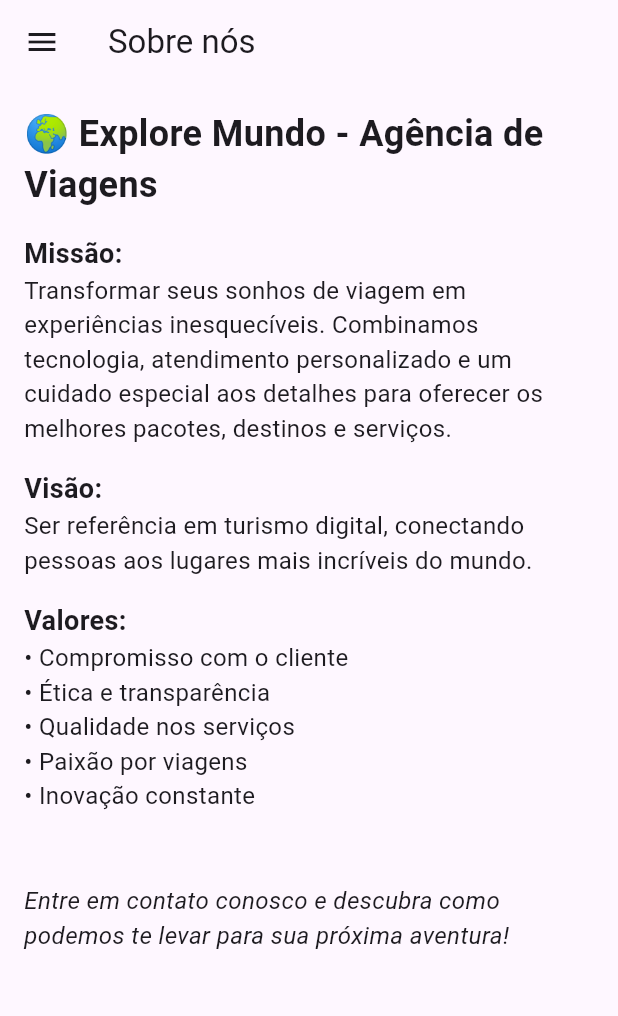
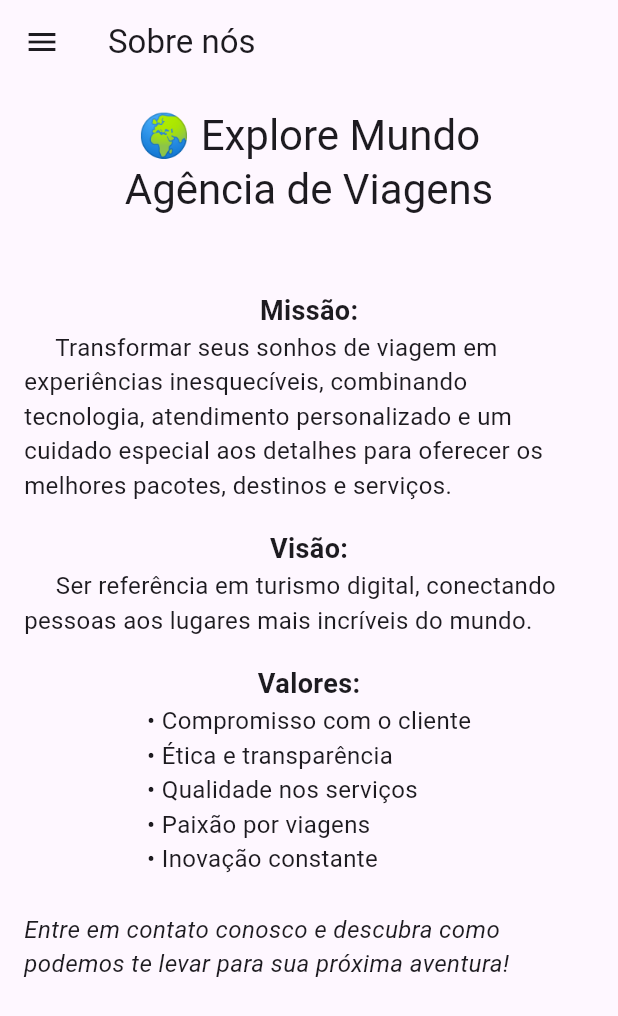
Before and after one commit to PedroAvilar/explore_mundo, a Flutter app: the SobrePage screen opened by its route, on a phone screen of 412 x 824 dp. Shown: the top 1016 px of the screen. Run offline on Flutter 3.47's test engine with Material 3 defaults, Android fonts, the phone set to English and light mode, and no system bars; our stand-ins replace share_plus.

Commit message:
Correções no layout.

```diff
--- a/lib/pages/sobre_page.dart
+++ b/lib/pages/sobre_page.dart
@@ -13,47 +13,49 @@ class SobrePage extends StatelessWidget {
       //Corpo da tela
       corpo: Padding(
         padding: const EdgeInsets.all(16.0),
-        child: ListView(
-
-          children: const [
+        child: Column(
+          crossAxisAlignment: CrossAxisAlignment.center,
+          children: [
             Text(
-              '🌍 Explore Mundo - Agência de Viagens',
-              style: TextStyle(fontSize: 24, fontWeight: FontWeight.bold),
+              '🌍 Explore Mundo',
+              style: Theme.of(context).textTheme.headlineMedium,
             ),
-            SizedBox(height: 16),
+            Text(
+              'Agência de Viagens',
+              style: Theme.of(context).textTheme.headlineMedium,
+            ),
+            SizedBox(height: 50),
             Text(
               'Missão:',
               style: TextStyle(fontSize: 18, fontWeight: FontWeight.bold),
             ),
             Text(
-              'Transformar seus sonhos de viagem em experiências inesquecíveis. '
-              'Combinamos tecnologia, atendimento personalizado e um cuidado especial aos '
+              '     Transformar seus sonhos de viagem em experiências inesquecíveis, '
+              'combinando tecnologia, atendimento personalizado e um cuidado especial aos '
               'detalhes para oferecer os melhores pacotes, destinos e serviços. ',
               softWrap: true,
               style: TextStyle(fontSize: 16),
             ),
-            SizedBox(height: 16),
+            SizedBox(height: 18),
             Text(
               'Visão:',
               style: TextStyle(fontSize: 18, fontWeight: FontWeight.bold),
             ),
             Text(
-              'Ser referência em turismo digital, conectando pessoas aos lugares mais incríveis do mundo.',
+              '     Ser referência em turismo digital, conectando pessoas aos lugares mais incríveis do mundo.',
               style: TextStyle(fontSize: 16),
             ),
-            SizedBox(height: 16),
+            SizedBox(height: 18),
             Text(
               'Valores:',
               style: TextStyle(fontSize: 18, fontWeight: FontWeight.bold),
             ),
             Text(
-              '''
-• Compromisso com o cliente
-• Ética e transparência
-• Qualidade nos serviços
-• Paixão por viagens
-• Inovação constante
-              ''',
+              '• Compromisso com o cliente\n'
+              '• Ética e transparência\n'
+              '• Qualidade nos serviços\n'
+              '• Paixão por viagens\n'
+              '• Inovação constante',
               style: TextStyle(fontSize: 16),
             ),
             SizedBox(height: 24),
@@ -61,6 +63,7 @@ class SobrePage extends StatelessWidget {
               'Entre em contato conosco e descubra como podemos te levar para sua próxima aventura!',
               style: TextStyle(fontSize: 16, fontStyle: FontStyle.italic),
             ),
+            SizedBox(height: 24),
           ],
         ),
       )
```
